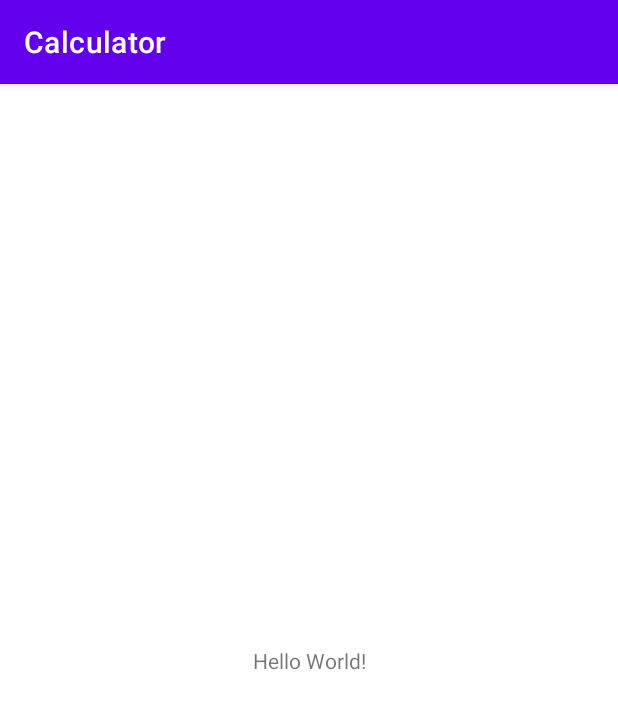
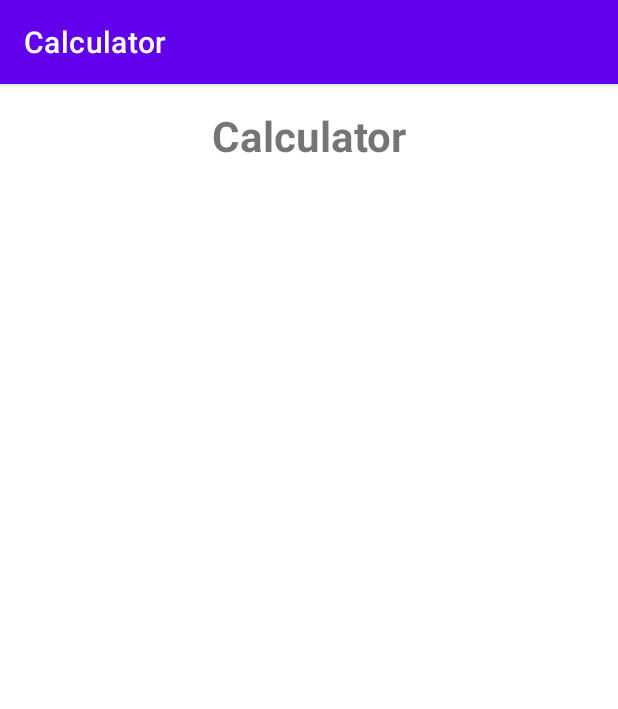
Before and after one commit to venusaim23/Android-Calculator, an Android app: the screen it shows after launch (MainActivity), on a phone screen of 412 x 824 dp. Shown: the top 709 px of the screen. Run offline under Robolectric (Android 15) with nearby library versions, the phone set to English and light mode, and no system bars.

Commit message:
Add Calculator title to activity_main.xml

```diff
--- a/app/src/main/res/layout/activity_main.xml
+++ b/app/src/main/res/layout/activity_main.xml
@@ -7,12 +7,15 @@
     tools:context=".MainActivity">
 
     <TextView
+        android:id="@+id/textView"
         android:layout_width="wrap_content"
         android:layout_height="wrap_content"
-        android:text="Hello World!"
-        app:layout_constraintBottom_toBottomOf="parent"
-        app:layout_constraintLeft_toLeftOf="parent"
-        app:layout_constraintRight_toRightOf="parent"
+        android:layout_marginTop="15dp"
+        android:text="@string/app_name"
+        android:textSize="28sp"
+        android:textStyle="bold"
+        app:layout_constraintEnd_toEndOf="parent"
+        app:layout_constraintHorizontal_bias="0.5"
+        app:layout_constraintStart_toStartOf="parent"
         app:layout_constraintTop_toTopOf="parent" />
-
 </androidx.constraintlayout.widget.ConstraintLayout>
```
